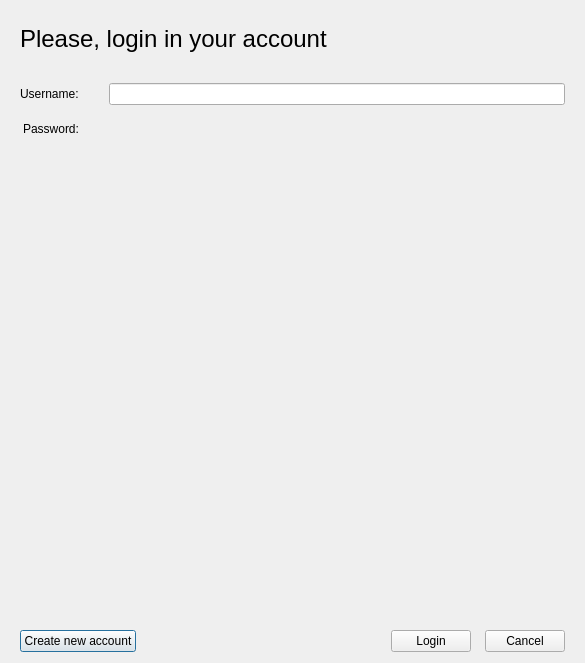
Above: authorization.ui from sddwbbs/qt_datasets_checker before the change. Below: the same form after it.
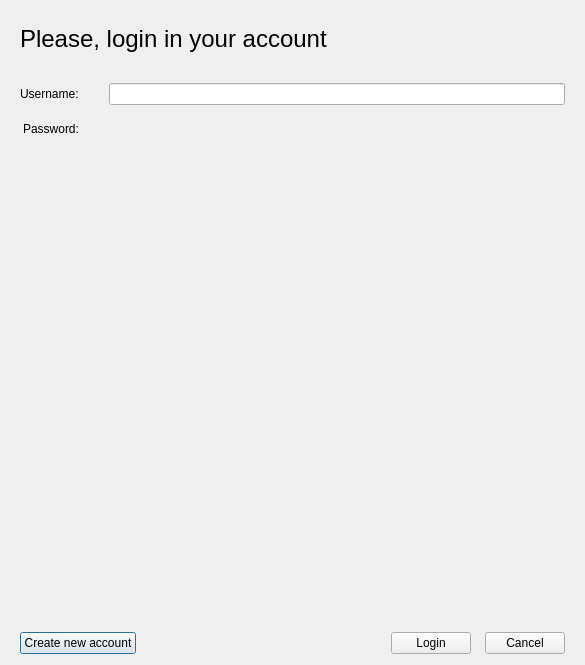
That is the form after the change. Custom widgets are drawn as their Qt base class.

```diff
--- a/authorization.ui
+++ b/authorization.ui
@@ -7,7 +7,7 @@
     <x>0</x>
     <y>0</y>
     <width>585</width>
-    <height>663</height>
+    <height>665</height>
    </rect>
   </property>
   <property name="windowTitle">
```
